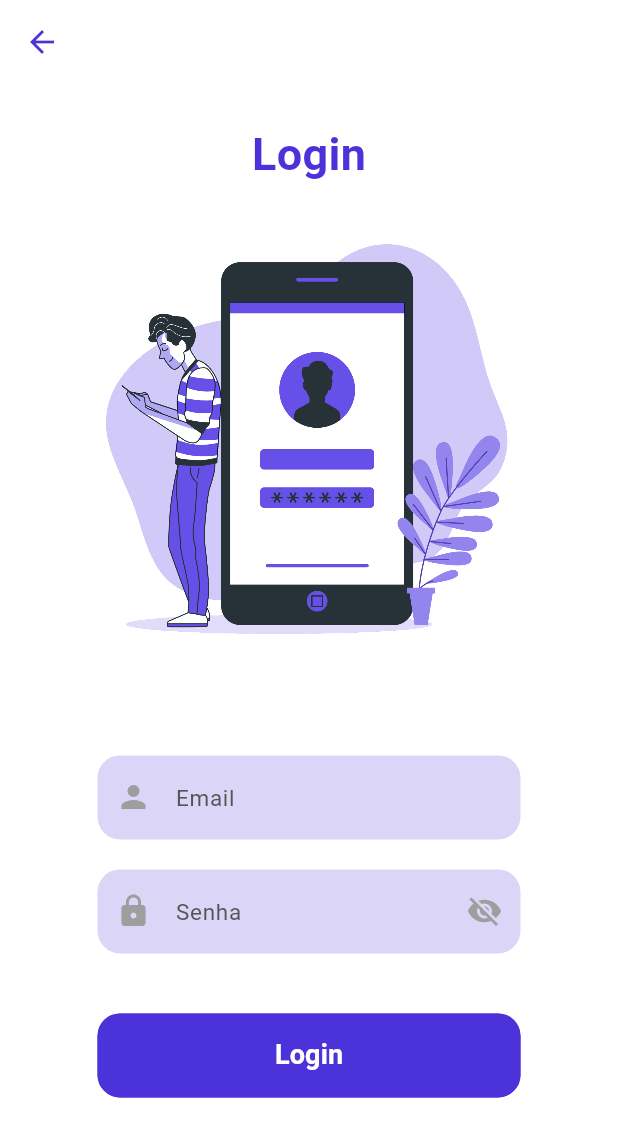
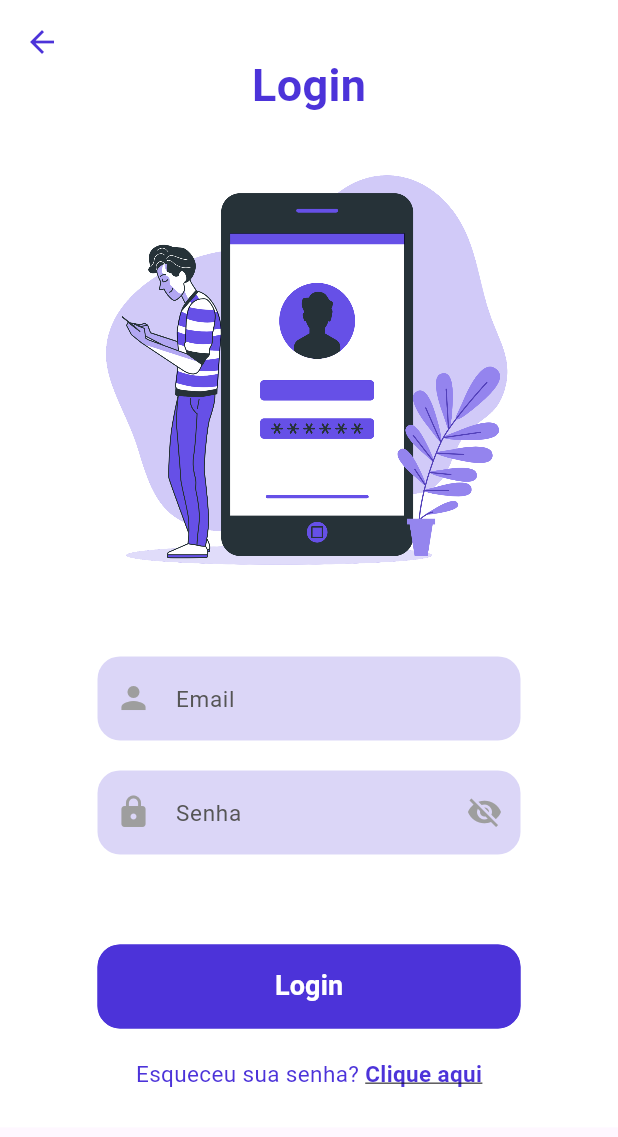
Before and after one commit to formatechsolutions/Buscador-de-pre-o, a Flutter app: the screen it shows after launch, after a tap on "LOGIN", on a phone screen of 412 x 824 dp. Shown: the top 1137 px of the screen. Run offline on Flutter 3.47's test engine with Material 3 defaults, Android fonts, the phone set to English and light mode, and no system bars; our stand-ins replace get, package_info_plus.

Commit message:
Componentizando o texto e ajustes gerais no login

```diff
--- a/lib/core/pages/custom/appBar/simple_app_bar.dart
+++ b/lib/core/pages/custom/appBar/simple_app_bar.dart
@@ -4,20 +4,16 @@ import 'package:busca_preco/core/pages/custom/colors_controller.dart';
 import 'package:flutter/material.dart';
 import 'package:get/get.dart';
 
-class SimpleAppBar extends StatelessWidget implements PreferredSizeWidget {
-  @override
-  Size get preferredSize => const Size.fromHeight(kToolbarHeight);
-
-  @override
-  Widget build(BuildContext context) {
-    return Obx(() => AppBar(
-          backgroundColor: ColorController().backgroundColor.value,
+class SimpleAppBar {
+  static AppBar build() {
+    return AppBar(
+      backgroundColor: Colors.transparent,
       elevation: 0,
       leading: IconButton(
         icon: const Icon(Icons.arrow_back),
         color: ColorsTheme.primary,
         onPressed: () => Navigator.of(Get.context!).pop(),
       ),
-        ));
+    );
   }
 }
--- /dev/null
+++ b/lib/core/pages/custom/text/custom_text.dart
@@ -0,0 +1,57 @@
+import 'package:busca_preco/core/pages/custom/colors_controller.dart';
+import 'package:flutter/material.dart';
+import 'package:package_info_plus/package_info_plus.dart';
+
+enum CustomTextEnum { primary, transparent, versionApp }
+
+class CustomText extends StatelessWidget {
+  final CustomTextEnum type;
+  final String? text;
+  final Color? color;
+
+  const CustomText({
+    super.key,
+    required this.type,
+    this.text,
+    this.color,
+  });
+
+  @override
+  Widget build(BuildContext context) {
+    if (type == CustomTextEnum.primary) {
+      return Text(
+        text ?? '',
+        style: TextStyle(
+          color: color,
+        ),
+      );
+    } else if (type == CustomTextEnum.transparent) {
+      return const SizedBox.shrink();
+    } else if (type == CustomTextEnum.versionApp) {
+      return Row(
+        mainAxisAlignment: MainAxisAlignment.center,
+        children: <Widget>[
+          FutureBuilder<PackageInfo>(
+            future: PackageInfo.fromPlatform(),
+            builder: (context, snapshot) {
+              if (snapshot.connectionState == ConnectionState.waiting) {
+                return const Text('');
+              } else if (snapshot.hasError) {
+                return const Text('');
+              } else {
+                final version = snapshot.data?.version ?? 'Desconhecida';
+                final buildNumber = snapshot.data?.buildNumber ?? '';
+                return CustomText(
+                  type: CustomTextEnum.primary,
+                  text: 'Versão: $version+$buildNumber',
+                  color: ColorsTheme.transparentGrey,
+                );
+              }
+            },
+          ),
+        ],
+      );
+    }
+    return const SizedBox.shrink();
+  }
+}
--- a/lib/core/pages/custom/text/custom_text_transparent.dart
+++ /dev/null
@@ -1,21 +0,0 @@
-import 'package:flutter/material.dart';
-
-class CustomTextTransparent extends StatelessWidget {
-  final String text;
-  final Color color;
-
-  const CustomTextTransparent({super.key,
-    required this.text,
-    required this.color,
-  });
-
-  @override
-  Widget build(BuildContext context) {
-    return Text(
-      text,
-      style: TextStyle(
-        color: color,
-      ),
-    );
-  }
-}
--- a/lib/core/pages/custom/text/version_app.dart
+++ /dev/null
@@ -1,34 +0,0 @@
-import 'package:busca_preco/core/pages/custom/text/custom_text_transparent.dart';
-import 'package:busca_preco/core/pages/custom/colors_controller.dart';
-import 'package:package_info_plus/package_info_plus.dart';
-import 'package:flutter/material.dart';
-
-class VersionApp extends StatelessWidget {
-  const VersionApp({super.key});
-
-  @override
-  Widget build(BuildContext context) {
-    return Row(
-      mainAxisAlignment: MainAxisAlignment.center,
-      children: <Widget>[
-        FutureBuilder<PackageInfo>(
-          future: PackageInfo.fromPlatform(),
-          builder: (context, snapshot) {
-            if (snapshot.connectionState == ConnectionState.waiting) {
-              return const Text('');
-            } else if (snapshot.hasError) {
-              return const Text('');
-            } else {
-              final version = snapshot.data?.version ?? 'Desconhecida';
-              final buildNumber = snapshot.data?.buildNumber ?? '';
-              return CustomTextTransparent(
-                text: 'Versão: $version+$buildNumber',
-                color: ColorsTheme.transparentGrey,
-              );
-            }
-          },
-        ),
-      ],
-    );
-  }
-}
--- a/lib/core/pages/home/home_page.dart
+++ b/lib/core/pages/home/home_page.dart
@@ -2,7 +2,7 @@
 
 import 'package:busca_preco/core/pages/custom/button/custom_button_main.dart';
 import 'package:busca_preco/core/pages/custom/colors_controller.dart';
-import 'package:busca_preco/core/pages/custom/text/version_app.dart';
+import 'package:busca_preco/core/pages/custom/text/custom_text.dart';
 import 'package:busca_preco/core/routes/routes.dart';
 import 'package:flutter/material.dart';
 import 'package:get/get.dart';
@@ -51,7 +51,7 @@ class HomePage extends StatelessWidget {
                 child: CustomButton(text: 'LOGIN', colorButton: ColorsTheme.primary, colorBackground: true, onPressed: () => Get.toNamed(Routes.login))
               ),
               const Spacer(),
-              const VersionApp(),
+              const CustomText(type: CustomTextEnum.versionApp),
               const SizedBox(height: 20),
             ],
           ),
--- a/lib/core/pages/login/login_page.dart
+++ b/lib/core/pages/login/login_page.dart
@@ -18,7 +18,8 @@ class LoginPage extends StatelessWidget {
     return GetBuilder<LoginController>(
       init: _loginController,
       builder: (controller) => Scaffold(
-        appBar: SimpleAppBar(),
+        extendBodyBehindAppBar: true,
+        appBar: SimpleAppBar.build(),
         body: Obx(
           () => SingleChildScrollView(
             child: Container(
@@ -29,6 +30,7 @@ class LoginPage extends StatelessWidget {
                   key: _loginController.formKey,
                   child: Column(
                     children: [
+                      const SizedBox(height: 10),
                       const Text(
                         'Login',
                         style: TextStyle(
@@ -47,7 +49,7 @@ class LoginPage extends StatelessWidget {
                         alignment: Alignment.topCenter,
                         height: screenHeight * 0.4,
                       ),
-                      const SizedBox(height: 40),
+                      const SizedBox(height: 20),
                       Center(
                         child: Padding(
                           padding: const EdgeInsets.symmetric(horizontal: 40.0),
@@ -56,12 +58,12 @@ class LoginPage extends StatelessWidget {
                             decoration: InputDecoration(
                               labelText: 'Email',
                               labelStyle: const TextStyle(
-                                  color: Color.fromARGB(255, 85, 85, 85), fontSize: 15),
+                                  color: Color.fromARGB(255, 85, 85, 85),
+                                  fontSize: 15),
                               prefixIcon: const Icon(Icons.person),
                               prefixIconColor: Colors.grey,
                               filled: true,
-                              fillColor:
-                                  ColorsTheme.primary.withOpacity(0.2),
+                              fillColor: ColorsTheme.primary.withOpacity(0.2),
                               border: const OutlineInputBorder(
                                 borderRadius:
                                     BorderRadius.all(Radius.circular(15)),
@@ -84,7 +86,8 @@ class LoginPage extends StatelessWidget {
                                 decoration: InputDecoration(
                                   labelText: 'Senha',
                                   labelStyle: const TextStyle(
-                                      color: Color.fromARGB(255, 85, 85, 85), fontSize: 15),
+                                      color: Color.fromARGB(255, 85, 85, 85),
+                                      fontSize: 15),
                                   prefixIcon: const Icon(Icons.lock),
                                   prefixIconColor: Colors.grey,
                                   filled: true,
@@ -109,7 +112,7 @@ class LoginPage extends StatelessWidget {
                               )),
                         ),
                       ),
-                      const SizedBox(height: 40),
+                      const SizedBox(height: 60),
                       Center(
                         child: Padding(
                           padding: const EdgeInsets.symmetric(horizontal: 40.0),
@@ -123,6 +126,33 @@ class LoginPage extends StatelessWidget {
                         ),
                       ),
                       const SizedBox(height: 20),
+                      Center(
+                        child: Row(
+                            mainAxisAlignment: MainAxisAlignment.center,
+                            children: [
+                              const Text(
+                                'Esqueceu sua senha? ',
+                                style: TextStyle(
+                                  fontSize: 15,
+                                  color: ColorsTheme.primary,
+                                  fontFamily: 'Roboto',
+                                ),
+                              ),
+                              GestureDetector(
+                                onTap: () {},
+                                child: const Text(
+                                  'Clique aqui',
+                                  style: TextStyle(
+                                    fontSize: 15,
+                                    fontWeight: FontWeight.bold,
+                                    color: ColorsTheme.primary,
+                                    fontFamily: 'Roboto',
+                                    decoration: TextDecoration.underline
+                                  ),
+                                ),
+                              ),
+                            ]),
+                      )
                     ],
                   ),
                 ),
--- a/lib/core/pages/register/register_page.dart
+++ b/lib/core/pages/register/register_page.dart
@@ -17,7 +17,7 @@ class RegisterPage extends StatelessWidget {
     return GetBuilder<RegisterController>(
       init: _registerController,
       builder: (controller) => Scaffold(
-        appBar: SimpleAppBar(),
+        appBar: SimpleAppBar.build(),
         body: Obx(
           () => Container(
               color: ColorController().backgroundColor.value,
```
Lines whose indentation alone changed are shown as unchanged.
